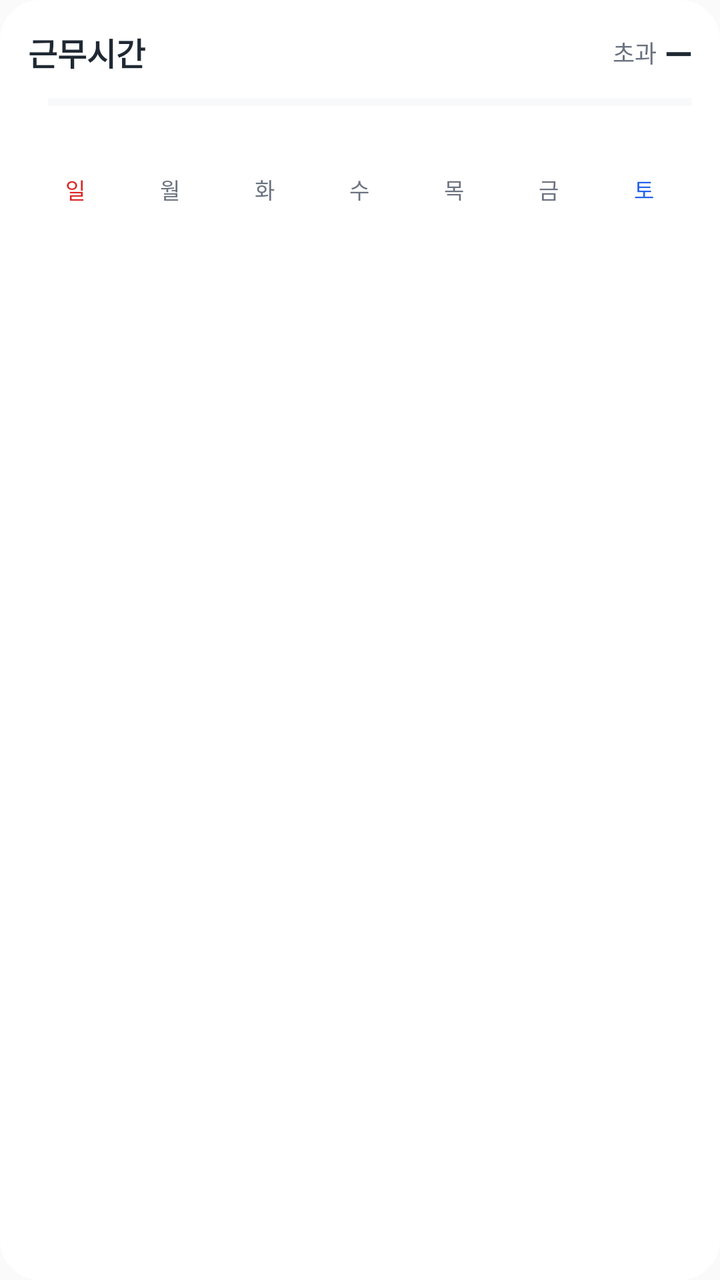
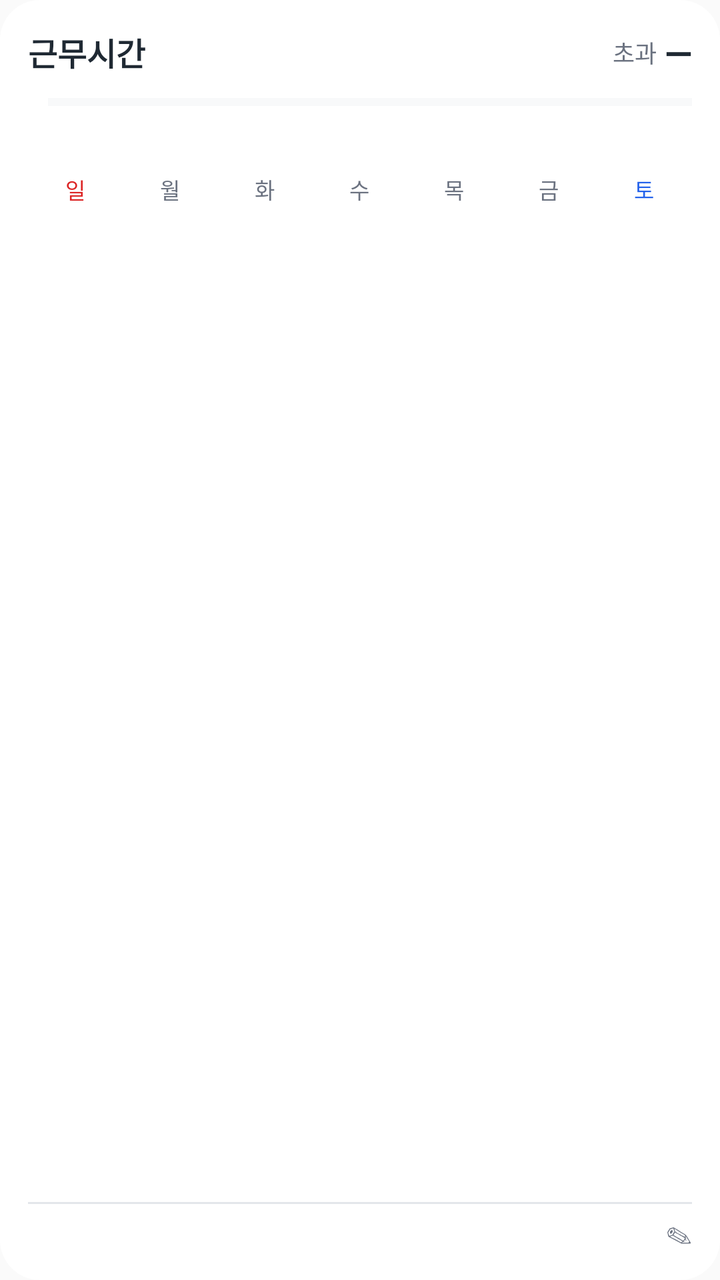

Before-and-after screenshots of an Android layout around one commit, followed by the original layout XML and the change that was made.
<!-- AndroidManifest.xml: application theme AppTheme -->
<!-- res/layout/widget_work.xml -->
<?xml version="1.0" encoding="utf-8"?>
<LinearLayout xmlns:android="http://schemas.android.com/apk/res/android"
    android:id="@+id/widget_root"
    android:layout_width="match_parent"
    android:layout_height="match_parent"
    android:background="@drawable/widget_bg"
    android:orientation="vertical"
    android:padding="14dp">

    
    <LinearLayout
        android:layout_width="match_parent"
        android:layout_height="wrap_content"
        android:gravity="center_vertical"
        android:orientation="horizontal">

        <TextView
            android:id="@+id/widget_title"
            android:layout_width="0dp"
            android:layout_height="wrap_content"
            android:layout_weight="1"
            android:text="@string/widget_label"
            android:textColor="@color/widget_text"
            android:textSize="16sp"
            android:textStyle="bold" />

        <TextView
            android:layout_width="wrap_content"
            android:layout_height="wrap_content"
            android:layout_marginEnd="4dp"
            android:text="@string/widget_overtime"
            android:textColor="@color/widget_muted"
            android:textSize="12sp" />

        <TextView
            android:id="@+id/widget_overtime"
            android:layout_width="wrap_content"
            android:layout_height="wrap_content"
            android:text="@string/widget_dash"
            android:textColor="@color/widget_text"
            android:textSize="18sp"
            android:textStyle="bold" />
    </LinearLayout>

    <LinearLayout
        android:layout_width="match_parent"
        android:layout_height="wrap_content"
        android:layout_marginTop="4dp"
        android:gravity="center_vertical"
        android:orientation="horizontal">

        <TextView
            android:id="@+id/widget_filled"
            android:layout_width="wrap_content"
            android:layout_height="wrap_content"
            android:textColor="@color/widget_text"
            android:textSize="13sp" />

        <ProgressBar
            android:id="@+id/widget_bar"
            style="?android:attr/progressBarStyleHorizontal"
            android:layout_width="0dp"
            android:layout_height="6dp"
            android:layout_marginStart="10dp"
            android:layout_weight="1"
            android:max="100"
            android:progressBackgroundTint="@color/widget_line"
            android:progressTint="@color/widget_primary" />
    </LinearLayout>

    <TextView
        android:id="@+id/widget_average"
        android:layout_width="match_parent"
        android:layout_height="wrap_content"
        android:layout_marginTop="2dp"
        android:textColor="@color/widget_muted"
        android:textSize="12sp" />

    
    <LinearLayout
        android:layout_width="match_parent"
        android:layout_height="wrap_content"
        android:layout_marginTop="8dp"
        android:orientation="horizontal">

        <TextView style="@style/WidgetWeekday" android:text="일" android:textColor="@color/widget_red" />
        <TextView style="@style/WidgetWeekday" android:text="월" />
        <TextView style="@style/WidgetWeekday" android:text="화" />
        <TextView style="@style/WidgetWeekday" android:text="수" />
        <TextView style="@style/WidgetWeekday" android:text="목" />
        <TextView style="@style/WidgetWeekday" android:text="금" />
        <TextView style="@style/WidgetWeekday" android:text="토" android:textColor="@color/widget_blue" />
    </LinearLayout>

    <LinearLayout
        android:id="@+id/widget_calendar"
        android:layout_width="match_parent"
        android:layout_height="0dp"
        android:layout_weight="1"
        android:orientation="vertical" />
</LinearLayout>
<!-- resources referenced by this layout -->
<resources>
  <color name="widget_blue">#2563EB</color>
  <color name="widget_line">#E3E6EA</color>
  <color name="widget_muted">#6B7280</color>
  <color name="widget_primary">#2563EB</color>
  <color name="widget_red">#DC2626</color>
  <color name="widget_text">#1F2933</color>
  <!-- drawable widget_bg (drawable) -->
  <?xml version="1.0" encoding="utf-8"?>
  <shape xmlns:android="http://schemas.android.com/apk/res/android" android:shape="rectangle">
      <solid android:color="@color/widget_bg" />
      <corners android:radius="20dp" />
  </shape>
  <string name="widget_dash">—</string>
  <string name="widget_label">근무시간</string>
  <string name="widget_overtime">초과</string>
  <style name="WidgetWeekday">
          <item name="android:layout_width">0dp</item>
          <item name="android:layout_height">wrap_content</item>
          <item name="android:layout_weight">1</item>
          <item name="android:gravity">center</item>
          <item name="android:textColor">@color/widget_muted</item>
          <item name="android:textSize">11sp</item>
      </style>
  <style name="AppTheme" parent="Theme.AppCompat.Light.DarkActionBar">
          
          <item name="colorPrimary">@color/colorPrimary</item>
          <item name="colorPrimaryDark">@color/colorPrimaryDark</item>
          <item name="colorAccent">@color/colorAccent</item>
      </style>
  <color name="widget_bg">#FFFFFF</color>
</resources>

<!-- the commit's change to res/layout/widget_work.xml (unified diff, before → after) -->
@@ -98,4 +98,49 @@
         android:layout_height="0dp"
         android:layout_weight="1"
         android:orientation="vertical" />
+
+    
+    <View
+        android:layout_width="match_parent"
+        android:layout_height="1dp"
+        android:layout_marginTop="6dp"
+        android:background="@color/widget_line" />
+
+    <LinearLayout
+        android:id="@+id/widget_detail"
+        android:layout_width="match_parent"
+        android:layout_height="wrap_content"
+        android:gravity="center_vertical"
+        android:orientation="horizontal"
+        android:paddingTop="6dp">
+
+        <TextView
+            android:id="@+id/widget_detail_info"
+            android:layout_width="0dp"
+            android:layout_height="wrap_content"
+            android:layout_weight="1"
+            android:ellipsize="end"
+            android:maxLines="1"
+            android:textColor="@color/widget_text"
+            android:textSize="13sp" />
+
+        <TextView
+            android:id="@+id/widget_detail_right"
+            android:layout_width="wrap_content"
+            android:layout_height="wrap_content"
+            android:layout_marginStart="6dp"
+            android:maxLines="1"
+            android:textColor="@color/widget_text"
+            android:textSize="13sp"
+            android:textStyle="bold" />
+
+        <TextView
+            android:id="@+id/widget_detail_edit"
+            android:layout_width="wrap_content"
+            android:layout_height="wrap_content"
+            android:layout_marginStart="6dp"
+            android:text="@string/widget_edit"
+            android:textColor="@color/widget_muted"
+            android:textSize="13sp" />
+    </LinearLayout>
 </LinearLayout>
<!-- resource entries referenced after the edit -->
@@ -13,6 +13,7 @@
       <corners android:radius="20dp" />
   </shape>
   <string name="widget_dash">—</string>
+  <string name="widget_edit">✎</string>
   <string name="widget_label">근무시간</string>
   <string name="widget_overtime">초과</string>
   <style name="WidgetWeekday">
